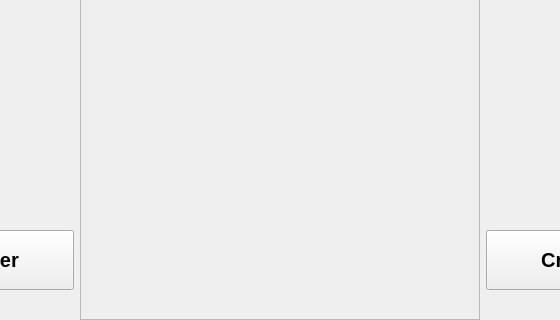
First picture: the form in mainWindow.ui, repository HausMeister008/TikTakToeWithDavid, before the edit; both pictures show x 170 to 730 and y 280 to 600 of the 900 by 600 pixel window.
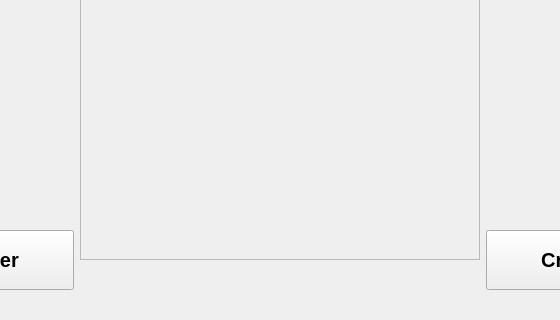
Second picture: the form after the edit.

```diff
--- a/mainWindow.ui
+++ b/mainWindow.ui
@@ -323,6 +323,34 @@
            </property>
           </widget>
          </item>
+         <item>
+          <widget class="QLabel" name="lb_outputField">
+           <property name="sizePolicy">
+            <sizepolicy hsizetype="MinimumExpanding" vsizetype="MinimumExpanding">
+             <horstretch>0</horstretch>
+             <verstretch>0</verstretch>
+            </sizepolicy>
+           </property>
+           <property name="minimumSize">
+            <size>
+             <width>0</width>
+             <height>40</height>
+            </size>
+           </property>
+           <property name="maximumSize">
+            <size>
+             <width>16777215</width>
+             <height>60</height>
+            </size>
+           </property>
+           <property name="text">
+            <string/>
+           </property>
+           <property name="alignment">
+            <set>Qt::AlignCenter</set>
+           </property>
+          </widget>
+         </item>
         </layout>
        </widget>
       </item>
```
Left out of the diff: 35 changed lines with no effect on the pictures.
